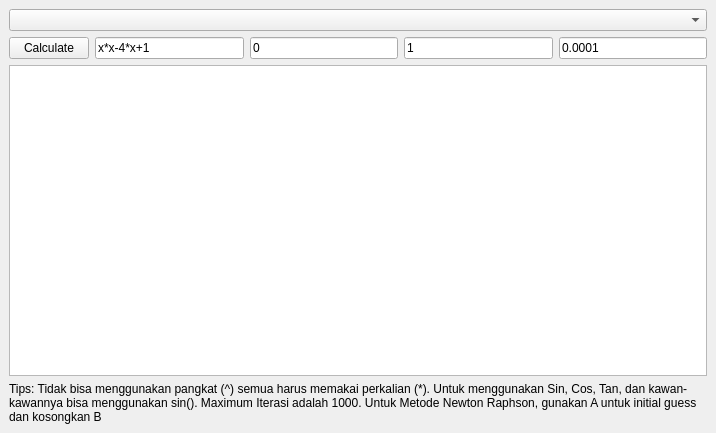
Old version of the form metnum_uts.ui in the repository rughinnit/Metnum_uts.
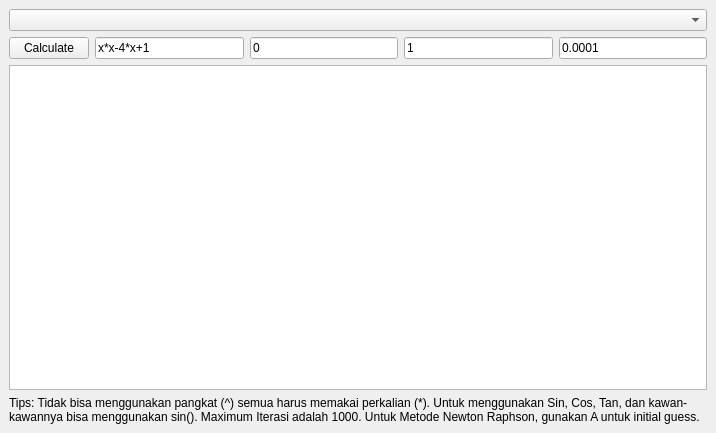
New version of the form.

What changed in the file:
```diff
--- a/metnum_uts.ui
+++ b/metnum_uts.ui
@@ -71,7 +71,7 @@
     <item row="3" column="0" colspan="5">
      <widget class="QLabel" name="label">
       <property name="text">
-       <string>Tips: Tidak bisa menggunakan pangkat (^) semua harus memakai perkalian (*). Untuk menggunakan Sin, Cos, Tan, dan kawan-kawannya bisa menggunakan sin(). Maximum Iterasi adalah 1000. Untuk Metode Newton Raphson, gunakan A untuk initial guess dan kosongkan B</string>
+       <string>Tips: Tidak bisa menggunakan pangkat (^) semua harus memakai perkalian (*). Untuk menggunakan Sin, Cos, Tan, dan kawan-kawannya bisa menggunakan sin(). Maximum Iterasi adalah 1000. Untuk Metode Newton Raphson, gunakan A untuk initial guess.</string>
       </property>
       <property name="wordWrap">
        <bool>true</bool>
```
